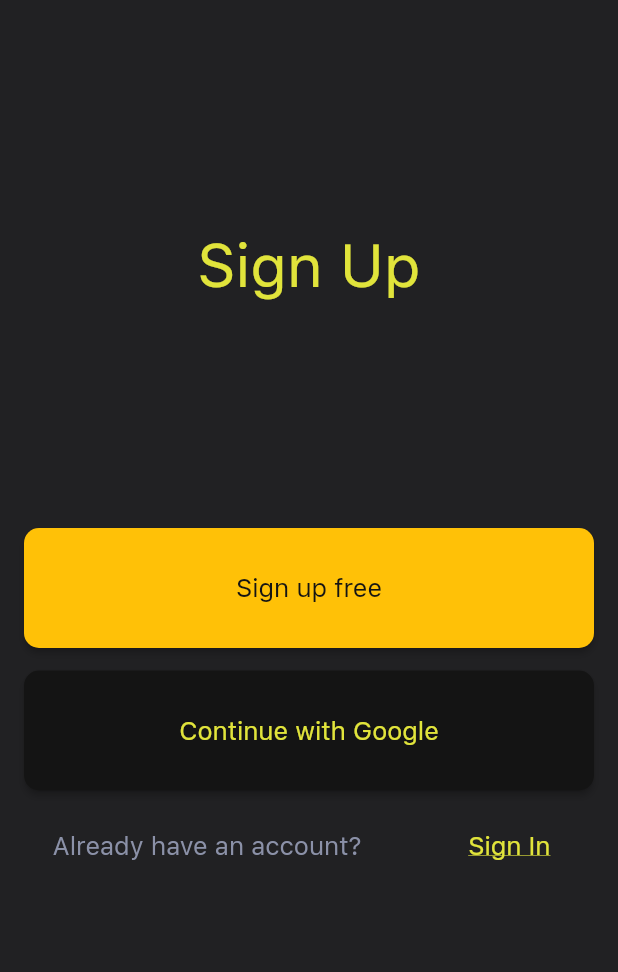
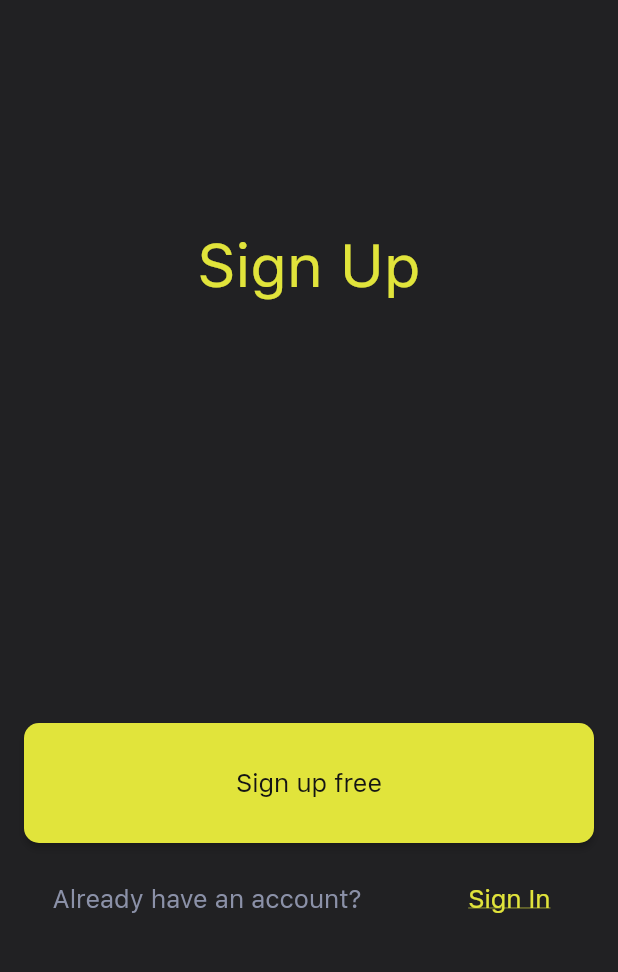
Before and after one commit to JUREXT/GL_Charger_App, a Flutter app: the screen it shows after launch, on a phone screen of 412 x 824 dp, the part 237-1209 px from its top. Run offline on Flutter 3.47's test engine with Material 2 defaults, Android fonts, the phone set to English and light mode, and no system bars; our stand-ins replace cached_network_image, connectivity, flutter_icons, flutter_spinkit, shared_preferences; missing offline and left inert: circle_button, ez_localization; accounts and stored records are empty.

Commit message:
Created custom element(button, appbar) and updated navigation and layout.

```diff
--- a/lib/authentication/landing/landing_page.dart
+++ b/lib/authentication/landing/landing_page.dart
@@ -2,17 +2,14 @@ import 'package:flutter/cupertino.dart';
 import 'package:flutter/material.dart';
 import 'package:gl_charge_app/authentication/create_account/create_account_page.dart';
 import 'package:gl_charge_app/utils/constants.dart';
+import 'package:gl_charge_app/widgets/appCustomButtonYellow.dart';
 import 'package:gl_charge_app/widgets/appText.dart';
-
-import '../../screens/tabs_screen_holder.dart';
 import '../log_in/login_page.dart';
 
 class LandingPage extends StatefulWidget {
   @override
   _LandingPageState createState() => _LandingPageState();
 }
-
-// https://mightytechno.com/rounded-button-flutter/
 
 class _LandingPageState extends State<LandingPage> {
   @override
@@ -38,44 +35,13 @@ class _LandingPageState extends State<LandingPage> {
                 child: appText("Sign Up", 40.0, Constants.ColorYellow, TextDecoration.none),
               ),
             ),
-            SizedBox(height: 150),
-            Container(
-              margin: EdgeInsets.only(left: 16, right: 16),
-              width: double.infinity,
-              height: 80,
-              child: RaisedButton(
-                child: appText("Sign up free", 17.0, Constants.ColorBlack, TextDecoration.none),
-                color: Colors.amber,
-                shape: RoundedRectangleBorder(
-                    borderRadius: BorderRadius.circular(10)),
+            SizedBox(height: 280),
+            AppCustomButtonYellow(
+                text: "Sign up free",
                 onPressed: () {
-                  // TODO: handle click
-                //  Navigator.push(context, MaterialPageRoute(builder: (context) => LogInPage()),
-
-                  Route route = MaterialPageRoute(builder: (context) => LogInPage());
-                  Navigator.pushReplacement(context, route);
-
-                },
-              ),
-            ),
-            SizedBox(height: 15),
-            Container(
-              margin: EdgeInsets.only(left: 16, right: 16),
-              width: double.infinity,
-              height: 80,
-              child: RaisedButton(
-                child: appText("Continue with Google", 17.0, Constants.ColorYellow, TextDecoration.none),
-                color: Constants.ColorBlack,
-                shape: RoundedRectangleBorder(
-                    borderRadius: BorderRadius.circular(10)),
-                onPressed: () {
-                  // TODO: handle click
-                 // Navigator.pushReplacementNamed(context, MaterialPageRoute(builder: (context) => TabsScreenHolder()));
-                  Route route = MaterialPageRoute(builder: (context) => TabsScreenHolder());
-                  Navigator.pushReplacement(context, route);
-                },
-              ),
-            ),
+                  Route route = MaterialPageRoute(builder: (context) => CreateAccountPage());
+                  Navigator.push(context, route);
+                }),
             SizedBox(height: 10),
             Container(
              // color: Colors.redAccent,
@@ -86,15 +52,21 @@ class _LandingPageState extends State<LandingPage> {
                   Positioned(
                       top: 17,
                       left: 35,
-                      child: appText("Already have an account?", 17.0,
-                          Constants.ColorLightPurple, TextDecoration.none)),
+                      child: GestureDetector(
+                        // onTap: () {
+                        //   Route route = MaterialPageRoute(builder: (context) => LogInPage());
+                        //   Navigator.push(context, route);
+                        // },
+                        child: appText("Already have an account?", 17.0,
+                            Constants.ColorLightPurple, TextDecoration.none),
+                      )),
                   Positioned(
                       top: 17,
                       right: 45,
                       child: GestureDetector(
                         onTap: () {
-                          Route route = MaterialPageRoute(builder: (context) => CreateAccountPage());
-                          Navigator.pushReplacement(context, route);
+                          Route route = MaterialPageRoute(builder: (context) => LogInPage());
+                          Navigator.push(context, route);
                         },
                         child: appText("Sign In", 17.0,
                             Constants.ColorYellow, TextDecoration.underline),
@@ -108,3 +80,6 @@ class _LandingPageState extends State<LandingPage> {
     );
   }
 }
+
+// Route route = MaterialPageRoute(builder: (context) => TabsScreenHolder());
+// Navigator.pushReplacement(context, route);
--- a/lib/main.dart
+++ b/lib/main.dart
@@ -73,3 +73,5 @@ class _MyAppState extends State<MyApp> {
 // https://educity.app/flutter/create-a-button-with-border-radius
 // https://flutter.dev/docs/cookbook/gestures/ripples // https://medium.com/@yuvrajpandey24/working-with-raised-button-in-flutter-6f5c0f71aab3
 // https://pub.dev/packages/tap_debouncer
+// MVVM-REST https://morioh.com/p/065577fc11ef?f=5c21fb01c16e2556b555ab32&fbclid=IwAR1jxZXadxJsY30grdYGReuksH8N2AsYAI0Rb-q-KvPYTDU5jtsuVGWC-Hw
+// App Bar Navigation Rules https://stackoverflow.com/questions/44978216/flutter-remove-back-button-on-appbar
--- a/lib/screens/user_list_screen.dart
+++ b/lib/screens/user_list_screen.dart
@@ -4,7 +4,7 @@ import 'package:gl_charge_app/tab_bar_pages/user_list_approved_page.dart';
 import 'package:gl_charge_app/tab_bar_pages/user_list_pending_page.dart';
 import 'package:gl_charge_app/utils/constants.dart';
 import 'package:gl_charge_app/widgets/appBar1.dart';
-import 'package:gl_charge_app/widgets/appChargerListItem.dart';
+import 'package:gl_charge_app/widgets/appBar2.dart';
 import 'package:gl_charge_app/widgets/appText.dart';
 
 import '../utils/constants.dart';
--- a/lib/widgets/appBar1.dart
+++ b/lib/widgets/appBar1.dart
@@ -6,6 +6,7 @@ Widget appBar1(String title) {
   return AppBar(
     backgroundColor: Constants.ColorLightGrey,
     title: Text(title, style: TextStyle(fontSize: 24.0, color: Constants.ColorWhite)),
+    automaticallyImplyLeading: false,
     bottom: PreferredSize(
         child: Padding(
             padding: EdgeInsets.only(left: 10, right: 10),
--- a/lib/widgets/appBar2.dart
+++ b/lib/widgets/appBar2.dart
@@ -1,11 +1,11 @@
 import 'package:flutter/material.dart';
 
-import '../utils/constants.dart';
 import '../utils/constants.dart';
 
 Widget appBar2(String title1, String title2) {
   return AppBar(
     backgroundColor: Constants.ColorLightGrey,
+    automaticallyImplyLeading: false,
     title: RichText(
       text: TextSpan(
         text: title1,
--- a/lib/widgets/appCustomButton1.dart
+++ b/lib/widgets/appCustomButtonYellow.dart
@@ -4,11 +4,12 @@ import 'package:gl_charge_app/utils/constants.dart';
 
 import 'appText.dart';
 
-class AppCustomButton1 extends StatelessWidget {
+class AppCustomButtonYellow extends StatelessWidget {
 
   final GestureTapCallback onPressed;
   final String text;
-  AppCustomButton1({@required this.onPressed, @required this.text});
+
+  AppCustomButtonYellow({@required this.onPressed, @required this.text});
 
   @override
   Widget build(BuildContext context) {
@@ -17,8 +18,8 @@ class AppCustomButton1 extends StatelessWidget {
       width: double.infinity,
       height: 80,
       child: RaisedButton(
-        child: appText(text, 17.0,  Constants.ColorYellow, TextDecoration.none),
-        color: Constants.ColorBlack,
+        child: appText(text, 17.0, Constants.ColorBlack, TextDecoration.none),
+        color: Constants.ColorYellow,
         shape: RoundedRectangleBorder(borderRadius: BorderRadius.circular(10)),
         onPressed: onPressed,
       ),
```
Also changed, not shown: lib/authentication/create_account/create_account_page.dart (+10 -26 lines), lib/authentication/log_in/login_page.dart (+12 -79 lines), lib/screens/chargers_screen.dart (+5 -4 lines), lib/screens/dev_tools_screen.dart (+20 -6 lines), lib/screens/settings_temp.dart (deleted, +0 -68 lines), lib/widgets/appBarBackNavigation.dart (added, +13 -0 lines), lib/widgets/appChargerListItem.dart (+6 -6 lines), lib/widgets/appCustomButtonBlack.dart (added, +28 -0 lines), lib/widgets/appCustomSeparatorText.dart (added, +43 -0 lines).
